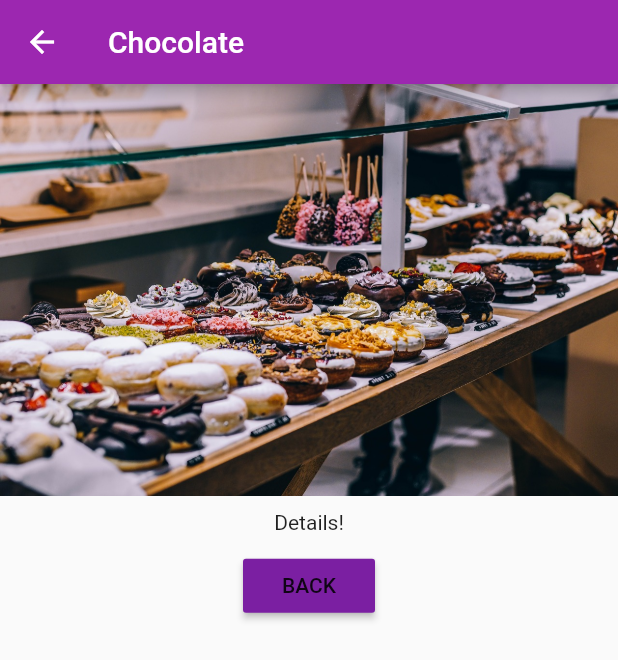
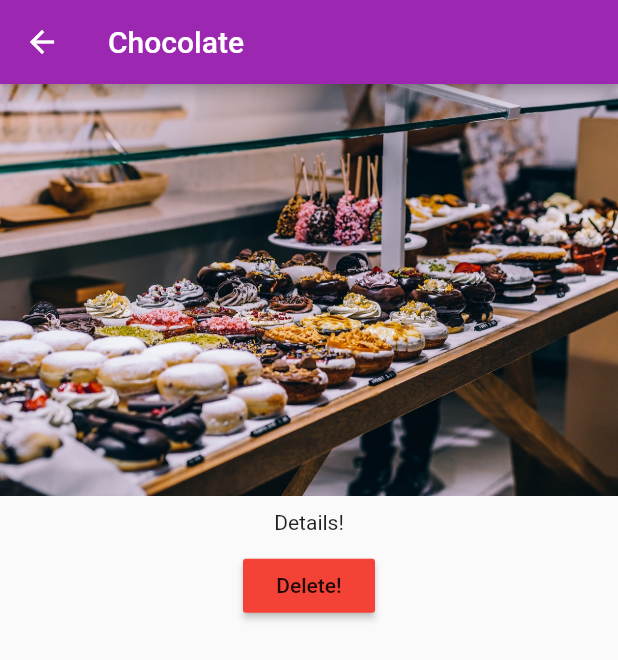
Before and after one commit to autibequi/flutterMess, a Flutter app: the screen it shows after launch, after a tap on "Details", on a phone screen of 412 x 824 dp. Shown: the top 660 px of the screen. Run offline on Flutter 3.47's test engine with Material 2 defaults, Android fonts, the phone set to English and light mode, and no system bars.

Commit message:
Add a delete button for product page

```diff
--- a/lib/pages/product.dart
+++ b/lib/pages/product.dart
@@ -2,8 +2,9 @@ import 'package:flutter/material.dart';
 
 class ProductPage extends StatelessWidget {
   final Map product;
+  final int index;
 
-  ProductPage(this.product);
+  ProductPage(this.product, this.index);
 
   @override
   Widget build(BuildContext context) {
@@ -17,9 +18,9 @@ class ProductPage extends StatelessWidget {
           Image.asset(product['image']),
           Container(padding: EdgeInsets.all(10.0), child: Text('Details!')),
           RaisedButton(
-            child: Text('BACK'),
-            color: Theme.of(context).primaryColorDark,
-            onPressed: () => Navigator.pop(context),
+            child: Text('Delete!'),
+            color: Colors.red,
+            onPressed: () => Navigator.pop(context, index),
           )
         ],
       ),
--- a/lib/product_manager.dart
+++ b/lib/product_manager.dart
@@ -42,6 +42,10 @@ class _ProductManagerState extends State<ProductManager> {
     });
   }
 
+  void _deleteProduct(int index) {
+    _products.removeAt(index);
+  }
+
   @override
   Widget build(BuildContext context) {
     print('[ProductManager State] build()');
@@ -51,7 +55,7 @@ class _ProductManagerState extends State<ProductManager> {
           margin: EdgeInsets.all(10.0),
           child: ProductControl(_addProduct),
         ),
-        Expanded(child: Products(_products))
+        Expanded(child: Products(_products, _deleteProduct))
       ],
     );
   }
--- a/lib/products.dart
+++ b/lib/products.dart
@@ -4,8 +4,9 @@ import './pages/product.dart';
 
 class Products extends StatelessWidget {
   final List<Map> products;
+  final Function deleteProduct;
 
-  Products([this.products = const []]);
+  Products(this.products, this.deleteProduct);
 
   Widget _buildProductItem(BuildContext context, int index) {
     return Card(
@@ -22,9 +23,13 @@ class Products extends StatelessWidget {
                         context,
                         MaterialPageRoute(
                           builder: (BuildContext context) =>
-                              ProductPage(products[index]),
+                              ProductPage(products[index], index),
                         ),
-                      ))
+                      ).then((value) {
+                        if (value != null) {
+                          deleteProduct(value);
+                        }
+                      }))
             ],
           ),
         ],
```
